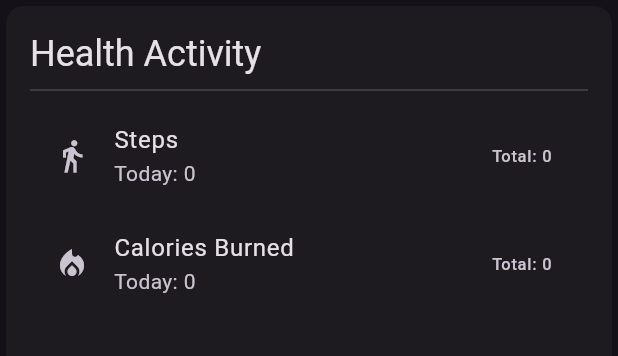
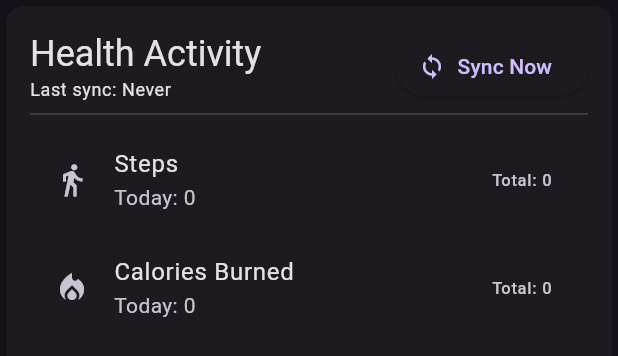
Before and after one commit to enzosv/idlefit-flutter, a Flutter app: the HealthStatsCard widget shown alone on an empty page, opened directly, on a phone screen of 412 x 824 dp. Shown: the top 356 px of the screen. Run offline on Flutter 3.47's test engine with Material 3 defaults, Android fonts, the phone set to English and light mode, and no system bars; our stand-ins replace objectbox, shared_preferences; missing offline and left inert: flame, health; accounts and stored records are empty; generated files the repository leaves out were written again.

Commit message:
add health sync button

```diff
--- a/lib/widgets/health_stats_card.dart
+++ b/lib/widgets/health_stats_card.dart
@@ -4,6 +4,8 @@ import 'package:idlefit/models/health_data_repo.dart';
 import 'package:idlefit/services/object_box.dart';
 import 'package:idlefit/util.dart';
 import 'package:provider/provider.dart';
+import 'package:idlefit/services/health_service.dart';
+import 'package:idlefit/services/game_state.dart';
 
 class HealthStatsCard extends StatefulWidget {
   const HealthStatsCard({super.key});
@@ -70,9 +72,64 @@ class _HealthStatsCardState extends State<HealthStatsCard> {
         child: Column(
           crossAxisAlignment: CrossAxisAlignment.start,
           children: [
-            Text(
-              'Health Activity',
-              style: Theme.of(context).textTheme.headlineSmall,
+            Row(
+              mainAxisAlignment: MainAxisAlignment.spaceBetween,
+              children: [
+                Column(
+                  crossAxisAlignment: CrossAxisAlignment.start,
+                  children: [
+                    Text(
+                      'Health Activity',
+                      style: Theme.of(context).textTheme.headlineSmall,
+                    ),
+                    FutureBuilder<DateTime?>(
+                      future: () {
+                        final box = Provider.of<ObjectBox>(context, listen: false)
+                            .store
+                            .box<HealthDataEntry>();
+                        return HealthDataRepo(box: box).latestEntryDate();
+                      }(),
+                      builder: (context, snapshot) {
+                        if (!snapshot.hasData || snapshot.data == null) {
+                          return Text(
+                            'Last sync: Never',
+                            style: Theme.of(context).textTheme.bodySmall,
+                          );
+                        }
+                        final lastSync = snapshot.data!;
+                        final now = DateTime.now();
+                        final difference = now.difference(lastSync);
+                        String syncText = 'Last sync: ';
+                        if (difference.inMinutes < 1) {
+                          syncText += 'Just now';
+                        } else if (difference.inHours < 1) {
+                          syncText += '${difference.inMinutes}m ago';
+                        } else if (difference.inDays < 1) {
+                          syncText += '${difference.inHours}h ago';
+                        } else {
+                          syncText += '${difference.inDays}d ago';
+                        }
+                        return Text(
+                          syncText,
+                          style: Theme.of(context).textTheme.bodySmall,
+                        );
+                      },
+                    ),
+                  ],
+                ),
+                ElevatedButton.icon(
+                  icon: const Icon(Icons.sync),
+                  label: const Text('Sync Now'),
+                  onPressed: () async {
+                    final healthService = Provider.of<HealthService>(context, listen: false);
+                    final gameState = Provider.of<GameState>(context, listen: false);
+                    final objectBox = Provider.of<ObjectBox>(context, listen: false);
+                    await healthService.syncHealthData(objectBox, gameState);
+                    setState(() {}); // Trigger rebuild to refresh last sync time
+                    await _fetchData(); // Refresh displayed data
+                  },
+                ),
+              ],
             ),
             const Divider(),
             _HealthStatsTile(
```
